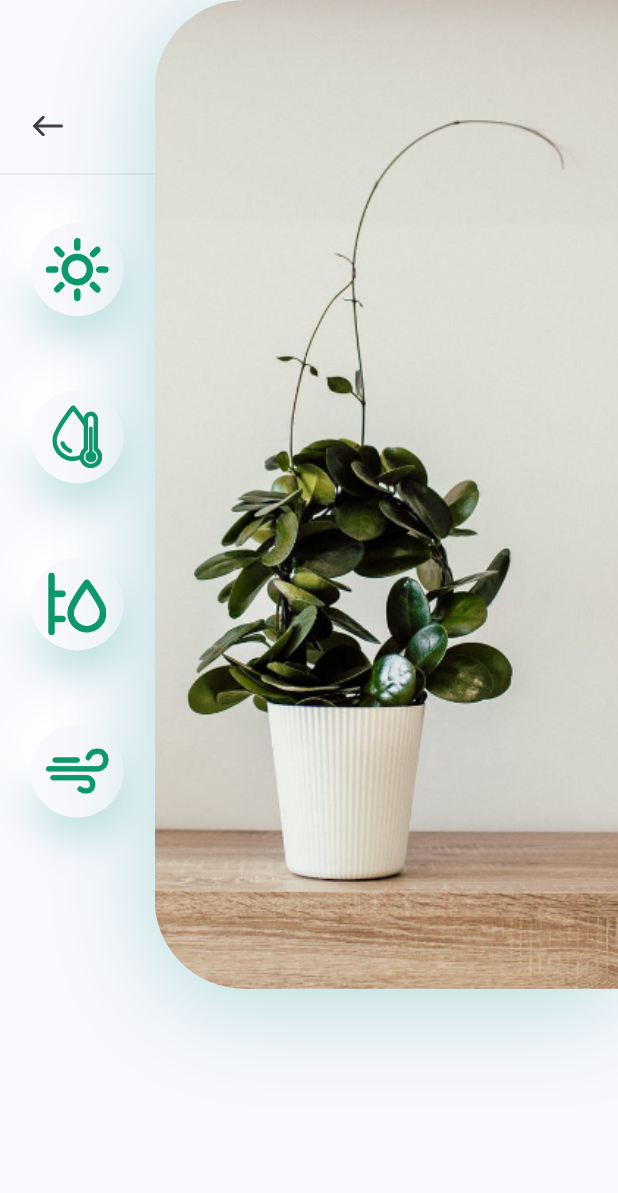
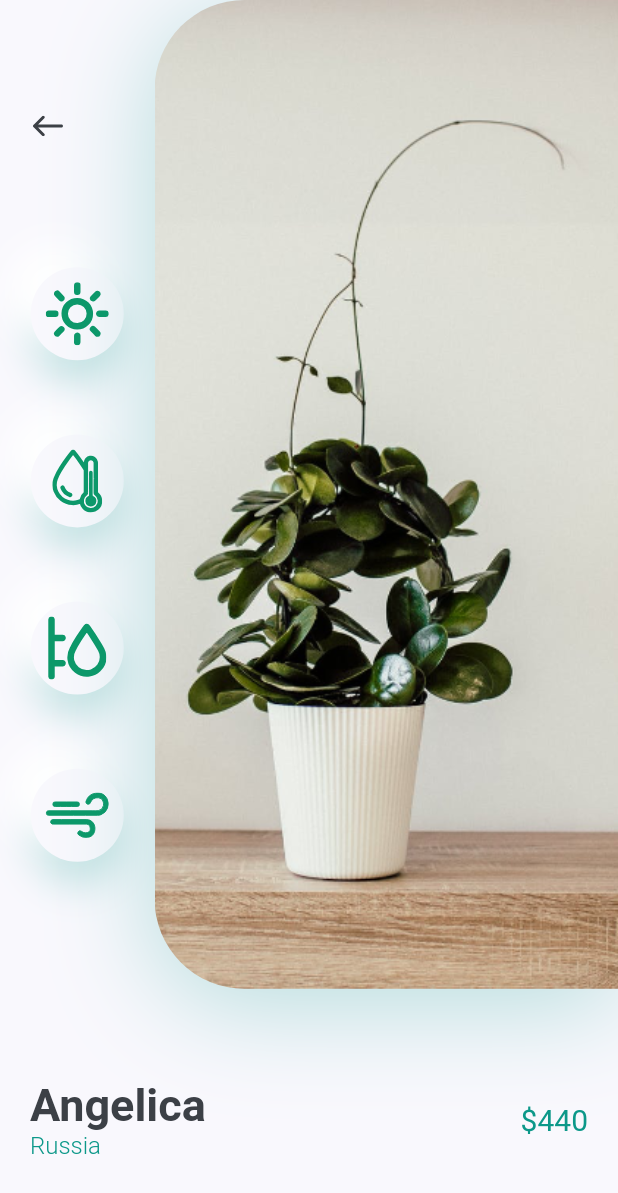
Before and after one commit to IngNex/flutter-plant-ui-practice, a Flutter app: the DetailsObject screen opened directly, on a phone screen of 412 x 824 dp. Shown: the top 1193 px of the screen. Run offline on Flutter 3.47's test engine with Material 2 defaults, Android fonts, the phone set to English and light mode, and no system bars; our stand-ins replace flutter_svg.

Commit message:
added title and price

```diff
--- a/lib/screens/details/components/body.dart
+++ b/lib/screens/details/components/body.dart
@@ -6,6 +6,7 @@ import 'package:flutter_svg/flutter_svg.dart';
 import 'package:front_plant_app_flutter_ui/constants.dart';
 import 'package:front_plant_app_flutter_ui/screens/details/components/icon_container.dart';
 import 'package:front_plant_app_flutter_ui/screens/details/components/image_icons.dart';
+import 'package:front_plant_app_flutter_ui/screens/details/components/title_price.dart';
 
 class Body extends StatelessWidget {
   const Body({super.key});
@@ -17,15 +18,11 @@ class Body extends StatelessWidget {
       child: Column(
         children: [
           ImageAndIcons(),
-          Row(
-            children: [
-              RichText(
-                text: TextSpan(
-                  children: [],
-                ),
-              ),
-            ],
-          )
+          TitlePriceData(
+            title: "Angelica",
+            country: "Russia",
+            price: 440,
+          ),
         ],
       ),
     );
--- a/lib/screens/details/components/image_icons.dart
+++ b/lib/screens/details/components/image_icons.dart
@@ -37,7 +37,7 @@ class ImageAndIcons extends StatelessWidget {
                                 SvgPicture.asset('assets/icons/back_arrow.svg'),
                           ),
                         ),
-                        Divider(),
+                        Spacer(),
                         iconContainer(svgPicture: 'assets/icons/sun.svg'),
                         iconContainer(svgPicture: 'assets/icons/icon_2.svg'),
                         iconContainer(svgPicture: 'assets/icons/icon_3.svg'),
--- /dev/null
+++ b/lib/screens/details/components/title_price.dart
@@ -0,0 +1,52 @@
+import 'package:flutter/material.dart';
+import 'package:front_plant_app_flutter_ui/constants.dart';
+
+class TitlePriceData extends StatelessWidget {
+  const TitlePriceData({
+    Key? key,
+    required this.title,
+    required this.country,
+    required this.price,
+  }) : super(key: key);
+
+  final String title, country;
+  final int price;
+
+  @override
+  Widget build(BuildContext context) {
+    return Padding(
+      padding: const EdgeInsets.symmetric(horizontal: nexDefaultPadding),
+      child: Row(
+        children: [
+          RichText(
+            text: TextSpan(
+              children: [
+                TextSpan(
+                  text: "$title\n",
+                  style: TextStyle(
+                    color: nexTextColor,
+                    fontWeight: FontWeight.bold,
+                    fontSize: 30,
+                  ),
+                ),
+                TextSpan(
+                  text: "$country",
+                  style: TextStyle(
+                    color: nexPrimaryColor,
+                    fontWeight: FontWeight.w300,
+                    fontSize: 16,
+                  ),
+                ),
+              ],
+            ),
+          ),
+          Spacer(),
+          Text(
+            "\$$price",
+            style: TextStyle(color: nexPrimaryColor, fontSize: 20),
+          )
+        ],
+      ),
+    );
+  }
+}
```
